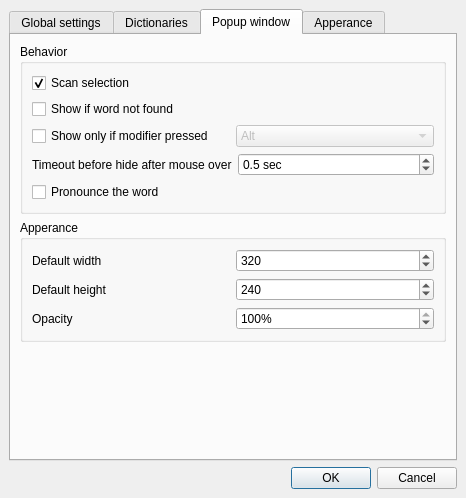
qstardict/qstardict, file qstardict/settingsdialog.ui: the form before one commit.
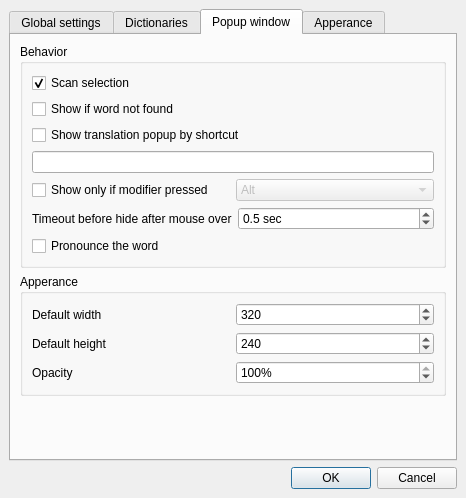
The form after the commit. The open tabs and pages were chosen to show the change. Icons and pictures are not drawn. Custom widgets are drawn as their Qt base class.

Commit message:
UI settings for popup hotkey.
* Add UI settings (defaults to Ctrl+T, but disabled).
* Fix Qxt for unregister global shortcut at disable.
* Regenerate *.tm translation files.
* Small update in Russian translation.
* Delete binary translation/*.qm files and add them to .gitignore.

What changed in the file:
```diff
--- a/qstardict/settingsdialog.ui
+++ b/qstardict/settingsdialog.ui
@@ -299,7 +299,28 @@
           <property name="spacing">
            <number>6</number>
           </property>
-          <item row="4" column="0">
+          <item row="4" column="0" rowspan="2">
+           <layout class="QVBoxLayout" name="verticalLayout">
+            <item>
+             <widget class="QCheckBox" name="shortcutPopupBox">
+              <property name="enabled">
+               <bool>true</bool>
+              </property>
+              <property name="text">
+               <string>Show translation popup by shortcut</string>
+              </property>
+             </widget>
+            </item>
+            <item>
+             <widget class="QLineEdit" name="shortcutPopupEdit">
+              <property name="text">
+               <string/>
+              </property>
+             </widget>
+            </item>
+           </layout>
+          </item>
+          <item row="8" column="0">
            <layout class="QVBoxLayout">
             <property name="spacing">
              <number>6</number>
@@ -316,7 +337,7 @@
             </item>
            </layout>
           </item>
-          <item row="3" column="0">
+          <item row="7" column="0">
            <layout class="QHBoxLayout">
             <property name="spacing">
              <number>6</number>
@@ -358,7 +379,7 @@
             </item>
            </layout>
           </item>
-          <item row="2" column="0">
+          <item row="6" column="0">
            <layout class="QHBoxLayout">
             <property name="spacing">
              <number>6</number>
```
Left out of the diff: 39 changed lines with no effect on the pictures. The commit also changes 35 other files.
